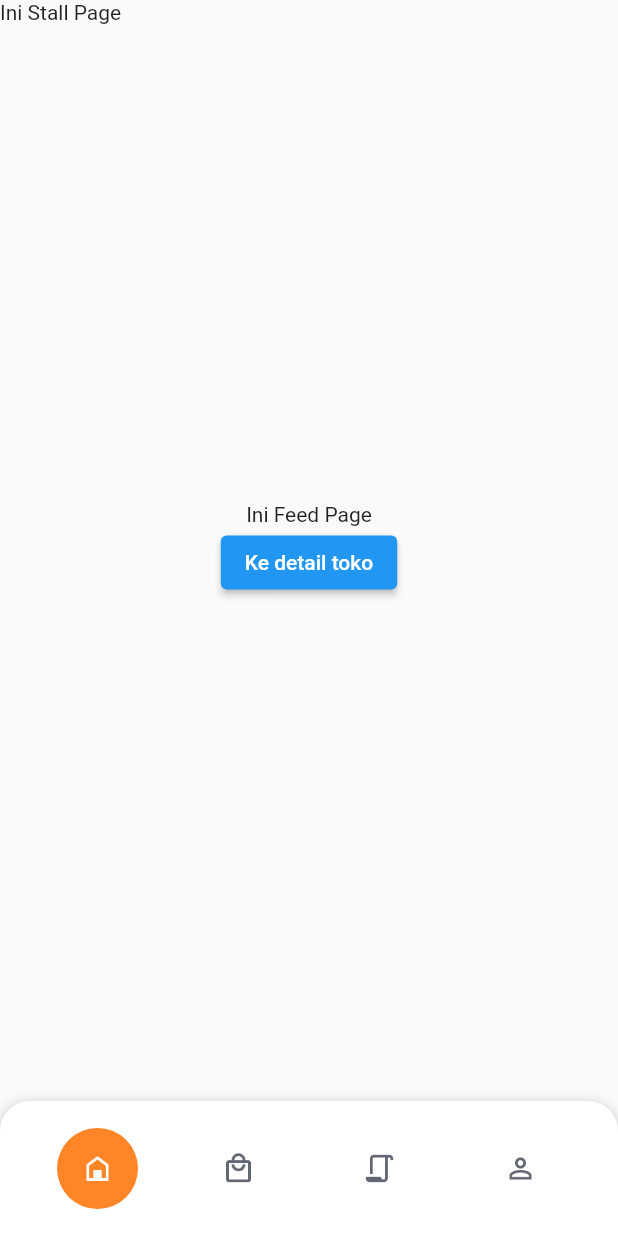
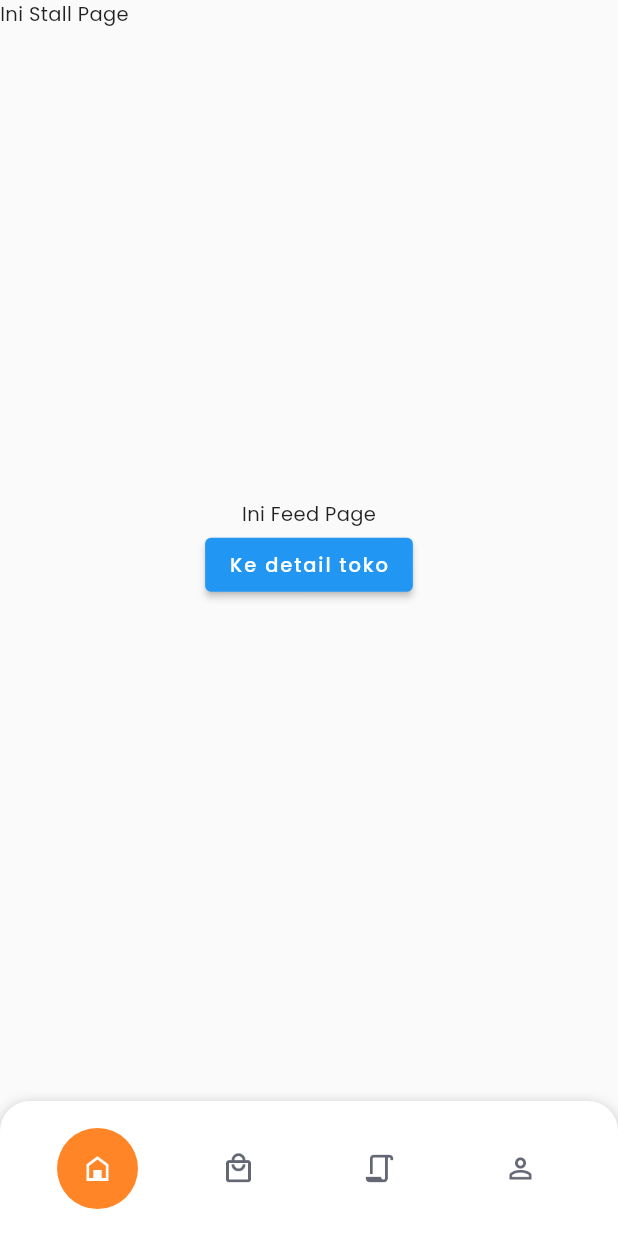
Before and after one commit to Innodev-K8/diiket, a Flutter app: the screen it shows after launch, after a tap on "Ke detail toko", on a phone screen of 412 x 824 dp. Run offline on Flutter 3.47's test engine with Material 2 defaults, Android fonts, the phone set to English and light mode, and no system bars; our stand-ins replace flutter_hooks, google_fonts, page_transition.

Commit message:
Add Styles

```diff
--- a/lib/main.dart
+++ b/lib/main.dart
@@ -1,3 +1,4 @@
+import 'package:diiket/ui/common/styles.dart';
 import 'package:diiket/ui/common/utils.dart';
 import 'package:diiket/ui/pages/main_page.dart';
 import 'package:flutter/material.dart';
@@ -14,7 +15,9 @@ class MyApp extends StatelessWidget {
       debugShowCheckedModeBanner: false,
       navigatorKey: Utils.appNav,
       theme: ThemeData(
-        primarySwatch: Colors.blue,
+        primaryColor: ColorPallete.primaryColor,
+        accentColor: ColorPallete.accentColor,
+        textTheme: kTextTheme,
       ),
       home: MainPage(),
     );
--- /dev/null
+++ b/lib/ui/common/styles.dart
@@ -0,0 +1,68 @@
+import 'package:flutter/material.dart';
+import 'package:google_fonts/google_fonts.dart';
+
+class ColorPallete {
+  static final primaryColor = const Color(0xFFFF8527);
+  static final secondaryColor = const Color(0xFF009EBA);
+  static final accentColor = const Color(0xFF003046);
+}
+
+final kTextTheme = TextTheme(
+  headline1: GoogleFonts.poppins(
+    fontSize: 93,
+    fontWeight: FontWeight.w300,
+    letterSpacing: -1.5,
+  ),
+  headline2: GoogleFonts.poppins(
+    fontSize: 58,
+    fontWeight: FontWeight.w300,
+    letterSpacing: -0.5,
+  ),
+  headline3: GoogleFonts.poppins(fontSize: 46, fontWeight: FontWeight.w400),
+  headline4: GoogleFonts.poppins(
+    fontSize: 33,
+    fontWeight: FontWeight.w400,
+    letterSpacing: 0.25,
+  ),
+  headline5: GoogleFonts.poppins(fontSize: 23, fontWeight: FontWeight.w400),
+  headline6: GoogleFonts.poppins(
+    fontSize: 19,
+    fontWeight: FontWeight.w500,
+    letterSpacing: 0.15,
+  ),
+  subtitle1: GoogleFonts.poppins(
+    fontSize: 15,
+    fontWeight: FontWeight.w400,
+    letterSpacing: 0.15,
+  ),
+  subtitle2: GoogleFonts.poppins(
+    fontSize: 13,
+    fontWeight: FontWeight.w500,
+    letterSpacing: 0.1,
+  ),
+  bodyText1: GoogleFonts.poppins(
+    fontSize: 15,
+    fontWeight: FontWeight.w400,
+    letterSpacing: 0.5,
+  ),
+  bodyText2: GoogleFonts.poppins(
+    fontSize: 13,
+    fontWeight: FontWeight.w400,
+    letterSpacing: 0.25,
+  ),
+  button: GoogleFonts.poppins(
+    fontSize: 13,
+    fontWeight: FontWeight.w500,
+    letterSpacing: 1.25,
+  ),
+  caption: GoogleFonts.poppins(
+    fontSize: 12,
+    fontWeight: FontWeight.w400,
+    letterSpacing: 0.4,
+  ),
+  overline: GoogleFonts.poppins(
+    fontSize: 10,
+    fontWeight: FontWeight.w400,
+    letterSpacing: 1.5,
+  ),
+);
--- a/lib/ui/pages/cart/cart_page.dart
+++ b/lib/ui/pages/cart/cart_page.dart
@@ -3,7 +3,7 @@ import 'package:flutter/material.dart';
 class CartPage extends StatelessWidget {
   @override
   Widget build(BuildContext context) {
-    return Container(
+    return SafeArea(
       child: Text('Ini Cart Page'),
     );
   }
--- a/lib/ui/pages/history/history_page.dart
+++ b/lib/ui/pages/history/history_page.dart
@@ -3,7 +3,7 @@ import 'package:flutter/material.dart';
 class HistoryPage extends StatelessWidget {
   @override
   Widget build(BuildContext context) {
-    return Container(
+    return SafeArea(
       child: Text('Ini History Page'),
     );
   }
--- a/lib/ui/pages/home/feed/feed_page.dart
+++ b/lib/ui/pages/home/feed/feed_page.dart
@@ -4,7 +4,7 @@ import 'package:flutter/material.dart';
 class FeedPage extends StatelessWidget {
   @override
   Widget build(BuildContext context) {
-    return Container(
+    return SafeArea(
       child: Column(
         mainAxisAlignment: MainAxisAlignment.center,
         children: [
--- a/lib/ui/pages/home/stall/stall_page.dart
+++ b/lib/ui/pages/home/stall/stall_page.dart
@@ -3,7 +3,7 @@ import 'package:flutter/material.dart';
 class StallPage extends StatelessWidget {
   @override
   Widget build(BuildContext context) {
-    return Container(
+    return SafeArea(
       child: Text('Ini Stall Page'),
     );
   }
--- a/lib/ui/pages/profile/profile_page.dart
+++ b/lib/ui/pages/profile/profile_page.dart
@@ -3,7 +3,7 @@ import 'package:flutter/material.dart';
 class ProfilePage extends StatelessWidget {
   @override
   Widget build(BuildContext context) {
-    return Container(
+    return SafeArea(
       child: Text('Ini Profile Page'),
     );
   }
--- a/lib/ui/widgets/custom_bottom_navigation_bar.dart
+++ b/lib/ui/widgets/custom_bottom_navigation_bar.dart
@@ -3,7 +3,7 @@ import 'package:flutter/material.dart';
 import 'package:flutter_hooks/flutter_hooks.dart';
 
 class CustomBottomNavigationBar extends HookWidget {
-  final duration = const Duration(milliseconds: 200);
+  final duration = const Duration(milliseconds: 300);
 
   const CustomBottomNavigationBar({
     Key? key,
@@ -47,6 +47,8 @@ class CustomBottomNavigationBar extends HookWidget {
             isSelected: currentIndex.value == 0,
             image: 'assets/images/bottom_bar/home.png',
             onTap: () async {
+              // pageController.jumpToPage(0);
+
               await pageController.animateToPage(
                 0,
                 duration: duration,
@@ -60,6 +62,8 @@ class CustomBottomNavigationBar extends HookWidget {
             isSelected: currentIndex.value == 1,
             image: 'assets/images/bottom_bar/cart.png',
             onTap: () async {
+              // pageController.jumpToPage(1);
+
               await pageController.animateToPage(
                 1,
                 duration: duration,
@@ -73,6 +77,8 @@ class CustomBottomNavigationBar extends HookWidget {
             isSelected: currentIndex.value == 2,
             image: 'assets/images/bottom_bar/history.png',
             onTap: () async {
+              // pageController.jumpToPage(2);
+
               await pageController.animateToPage(
                 2,
                 duration: duration,
@@ -86,6 +92,8 @@ class CustomBottomNavigationBar extends HookWidget {
             isSelected: currentIndex.value == 3,
             image: 'assets/images/bottom_bar/profile.png',
             onTap: () async {
+              // pageController.jumpToPage(3);
+
               await pageController.animateToPage(
                 3,
                 duration: duration,
```
